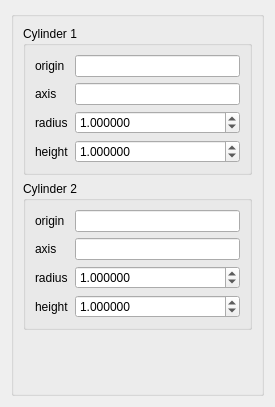
This is src/HEXABLOCKGUI/MakeCylinders_QTD.ui in SalomePlatform/hexablock as Qt 5 draws it before an edit. The edited form follows.
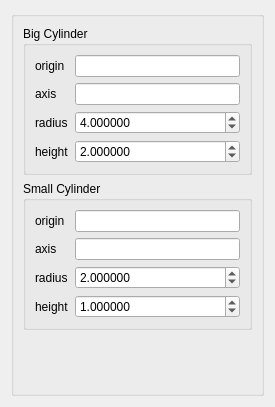
This is the edited form.

Patch:
```diff
--- a/src/HEXABLOCKGUI/MakeCylinders_QTD.ui
+++ b/src/HEXABLOCKGUI/MakeCylinders_QTD.ui
@@ -29,7 +29,7 @@
       <item>
        <widget class="QGroupBox" name="groupBox_2">
         <property name="title">
-         <string>Cylinder 1</string>
+         <string>Big Cylinder</string>
         </property>
         <layout class="QFormLayout" name="formLayout">
          <item row="0" column="0">
@@ -84,7 +84,7 @@
             <double>1000000000.000000000000000</double>
            </property>
            <property name="value">
-            <double>1.000000000000000</double>
+            <double>4.000000000000000</double>
            </property>
           </widget>
          </item>
@@ -97,7 +97,7 @@
             <double>1000000000.000000000000000</double>
            </property>
            <property name="value">
-            <double>1.000000000000000</double>
+            <double>2.000000000000000</double>
            </property>
           </widget>
          </item>
@@ -121,7 +121,7 @@
       <item>
        <widget class="QGroupBox" name="groupBox_3">
         <property name="title">
-         <string>Cylinder 2</string>
+         <string>Small Cylinder</string>
         </property>
         <layout class="QFormLayout" name="formLayout_2">
          <item row="0" column="0">
@@ -176,7 +176,7 @@
             <double>1000000000.000000000000000</double>
            </property>
            <property name="value">
-            <double>1.000000000000000</double>
+            <double>2.000000000000000</double>
            </property>
           </widget>
          </item>
```
